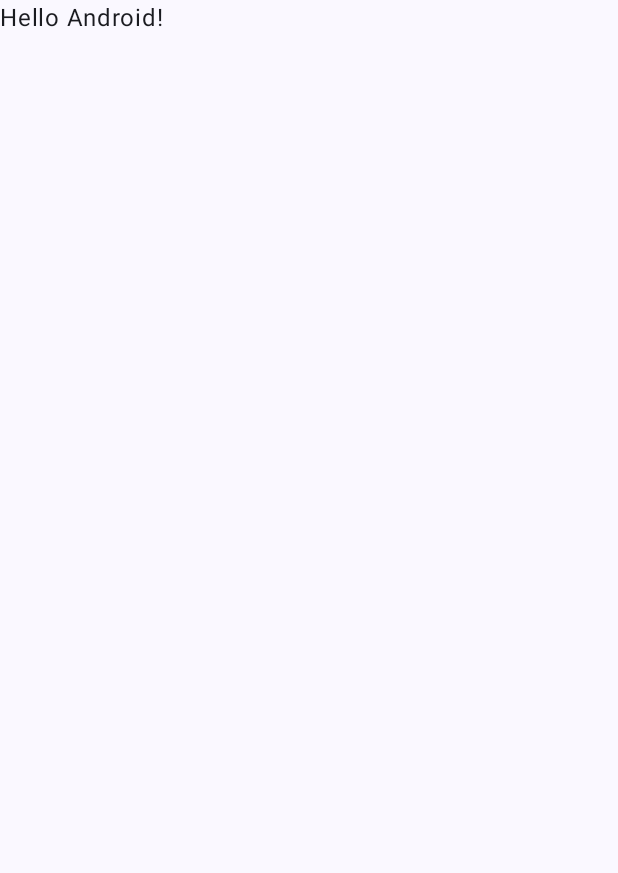
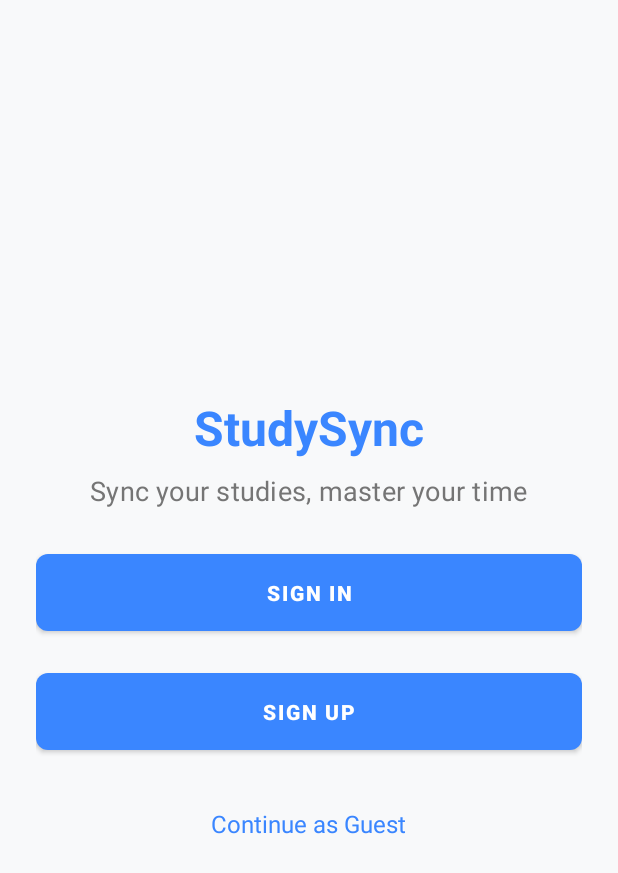
Before and after one commit to atiteck-world/StudySync-App, an Android app built with Jetpack Compose: the screen it shows after launch (MainActivity before the commit, WelcomeActivity after it), on a phone screen of 412 x 824 dp. Before the commit the part shown is almost empty. Shown: the top 873 px of the screen. Run offline under Robolectric (Android 15) with nearby library versions, the phone set to English and light mode, and no system bars.

Commit message:
Welcome, signup and login Screens and logic with proper validations.

```diff
--- a/app/src/main/java/com/atsuite/studysyncapp/MainActivity.kt
+++ /dev/null
@@ -1,47 +0,0 @@
-package com.atsuite.studysyncapp
-
-import android.os.Bundle
-import androidx.activity.ComponentActivity
-import androidx.activity.compose.setContent
-import androidx.activity.enableEdgeToEdge
-import androidx.compose.foundation.layout.fillMaxSize
-import androidx.compose.foundation.layout.padding
-import androidx.compose.material3.Scaffold
-import androidx.compose.material3.Text
-import androidx.compose.runtime.Composable
-import androidx.compose.ui.Modifier
-import androidx.compose.ui.tooling.preview.Preview
-import com.atsuite.studysyncapp.ui.theme.StudySyncAppTheme
-
-class MainActivity : ComponentActivity() {
-    override fun onCreate(savedInstanceState: Bundle?) {
-        super.onCreate(savedInstanceState)
-        enableEdgeToEdge()
-        setContent {
-            StudySyncAppTheme {
-                Scaffold(modifier = Modifier.fillMaxSize()) { innerPadding ->
-                    Greeting(
-                            name = "Android",
-                            modifier = Modifier.padding(innerPadding)
-                    )
-                }
-            }
-        }
-    }
-}
-
-@Composable
-fun Greeting(name: String, modifier: Modifier = Modifier) {
-    Text(
-            text = "Hello $name!",
-            modifier = modifier
-    )
-}
-
-@Preview(showBackground = true)
-@Composable
-fun GreetingPreview() {
-    StudySyncAppTheme {
-        Greeting("Android")
-    }
-}
--- /dev/null
+++ b/app/src/main/java/com/atsuite/studysyncapp/WelcomeActivity.kt
@@ -0,0 +1,38 @@
+package com.atsuite.studysyncapp
+
+import android.content.Intent
+import android.os.Bundle
+import androidx.appcompat.app.AppCompatActivity
+import android.widget.Button
+import android.widget.TextView
+
+class WelcomeActivity : AppCompatActivity() {
+
+    override fun onCreate(savedInstanceState: Bundle?) {
+        super.onCreate(savedInstanceState)
+        setContentView(R.layout.activity_welcome)
+
+        // Initialize buttons
+        val btnSignIn = findViewById<Button>(R.id.btnSignIn)
+        val btnSignUp = findViewById<Button>(R.id.btnSignUp)
+        val tvContinueAsGuest = findViewById<TextView>(R.id.tvContinueAsGuest)
+
+        // Navigate to Sign In screen
+        btnSignIn.setOnClickListener {
+            val intent = Intent(this, LoginActivity::class.java)
+            startActivity(intent)
+        }
+
+        // Navigate to Sign Up screen
+        btnSignUp.setOnClickListener {
+            val intent = Intent(this, SignUpActivity::class.java)
+            startActivity(intent)
+        }
+
+        /*// Navigate to the home/dashboard screen as a guest (This would be a separate screen)
+        tvContinueAsGuest.setOnClickListener {
+            val intent = Intent(this, DashboardActivity::class.java)
+            startActivity(intent)
+        }*/
+    }
+}
--- /dev/null
+++ b/app/src/main/res/layout/activity_welcome.xml
@@ -0,0 +1,62 @@
+<?xml version="1.0" encoding="utf-8"?>
+<LinearLayout
+    xmlns:android="http://schemas.android.com/apk/res/android"
+    android:layout_width="match_parent"
+    android:layout_height="match_parent"
+    android:orientation="vertical"
+    android:gravity="center"
+    android:padding="24dp"
+    android:background="@color/colorBackground">
+
+    <!-- App Logo or Name -->
+    <TextView
+        android:id="@+id/tvAppName"
+        android:layout_width="wrap_content"
+        android:layout_height="wrap_content"
+        android:text="StudySync"
+        android:textSize="32sp"
+        android:textStyle="bold"
+        android:textColor="@color/colorPrimary"
+        style="@style/TextHeadline" />
+
+    <!-- Tagline -->
+    <TextView
+        android:id="@+id/tvTagline"
+        android:layout_width="wrap_content"
+        android:layout_height="wrap_content"
+        android:text="Sync your studies, master your time"
+        android:textSize="18sp"
+        android:textColor="@color/colorTextSecondary"
+        android:layout_marginTop="8dp"
+        style="@style/TextSubtitle"/>
+
+    <!-- Sign In Button -->
+    <Button
+        android:id="@+id/btnSignIn"
+        android:layout_width="match_parent"
+        android:layout_height="wrap_content"
+        android:text="Sign In"
+        style="@style/ButtonStyle"
+        android:layout_marginTop="24dp"/>
+
+    <!-- Sign Up Button -->
+    <Button
+        android:id="@+id/btnSignUp"
+        android:layout_width="match_parent"
+        android:layout_height="wrap_content"
+        android:text="Sign Up"
+        style="@style/ButtonStyle"
+        android:layout_marginTop="16dp"/>
+
+    <!-- Continue as Guest -->
+    <TextView
+        android:id="@+id/tvContinueAsGuest"
+        android:layout_width="wrap_content"
+        android:layout_height="wrap_content"
+        android:text="Continue as Guest"
+        android:textColor="@color/colorPrimary"
+        android:textSize="16sp"
+        android:layout_marginTop="32dp"
+        android:clickable="true"
+        android:focusable="true"/>
+</LinearLayout>
--- a/app/src/main/res/values/themes.xml
+++ b/app/src/main/res/values/themes.xml
@@ -1,5 +1,5 @@
 <?xml version="1.0" encoding="utf-8"?>
 <resources>
 
-    <style name="Theme.StudySyncApp" parent="android:Theme.Material.Light.NoActionBar" />
+    <style name="Theme.AppTheme" parent="android:Theme.Material.Light.NoActionBar" />
 </resources>
--- a/build.gradle.kts
+++ b/build.gradle.kts
@@ -2,4 +2,6 @@
 plugins {
     alias(libs.plugins.android.application) apply false
     alias(libs.plugins.jetbrains.kotlin.android) apply false
+
+    id("com.google.gms.google-services") version "4.4.2" apply false
 }
```
Also changed, not shown: app/build.gradle.kts (+7 -0 lines), app/src/main/AndroidManifest.xml (+7 -1 lines), app/src/main/java/com/atsuite/studysyncapp/LoginActivity.kt (added, +63 -0 lines), app/src/main/java/com/atsuite/studysyncapp/SignupActivity.kt (added, +57 -0 lines), app/src/main/res/drawable/input_background.xml (added, +22 -0 lines), app/src/main/res/layout/activity_login.xml (added, +53 -0 lines), app/src/main/res/layout/activity_signup.xml (added, +50 -0 lines), gradle/libs.versions.toml (+8 -0 lines), 1 other file.
